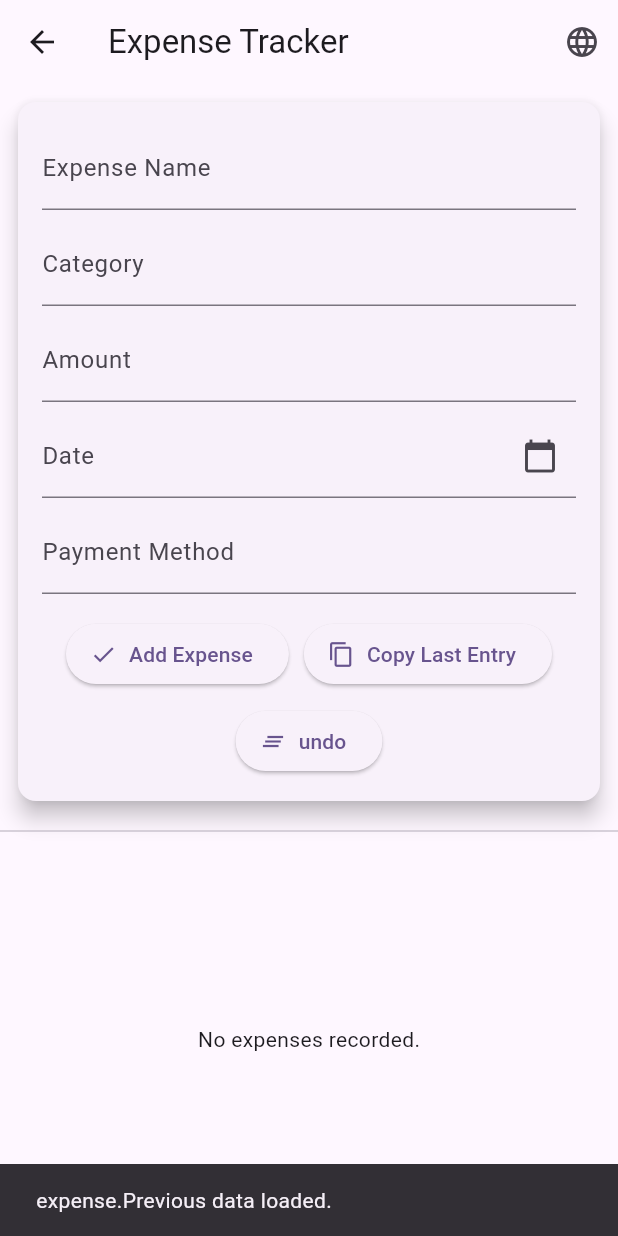
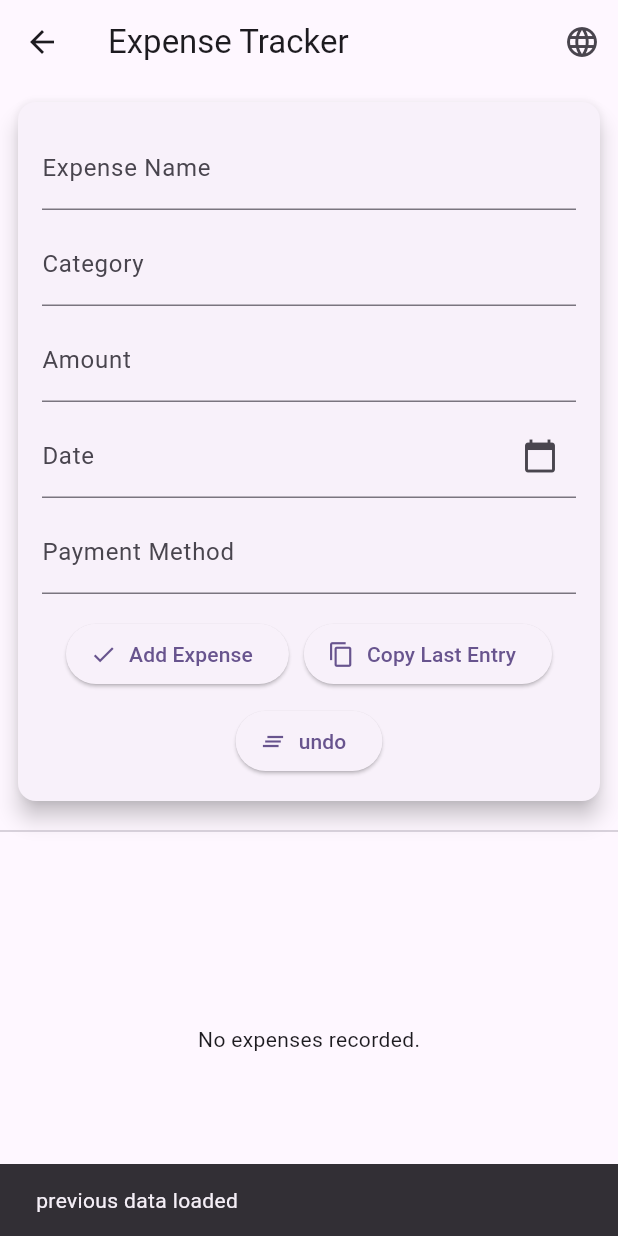
Before and after one commit to jananigokeda/Event-Planner-App, a Flutter app: the ExpenseTrackerPage screen opened by its route, after a tap on "Copy Last Entry", on a phone screen of 412 x 824 dp. Run offline on Flutter 3.47's test engine with Material 3 defaults, Android fonts, the phone set to English and light mode, and no system bars; our stand-ins replace floor, flutter_translate, sqflite; missing offline and left inert: encrypted_shared_preferences; accounts and stored records are empty; generated files the repository leaves out were written again.

Commit message:
Dartdoc comments added

```diff
--- a/assets/i18n/en.json
+++ b/assets/i18n/en.json
@@ -59,7 +59,7 @@
     "There is no expenses in the list":"There is no expenses in the list",
     "no_expense_selected": "No expense selected.",
     "Update": "Update",
-    "previous data gets loaded":"previous data loaded"
+    "Previous data loaded": "previous data loaded"
 
   }
 }
--- a/assets/i18n/ta.json
+++ b/assets/i18n/ta.json
@@ -30,6 +30,6 @@
     "There is no expenses in the list":"பட்டியலில் எந்த செலவுகளும் இல்லை",
     "no_expense_selected":"எந்த செலவும் தேர்ந்தெடுக்கப்படவில்லை",
     "Update": "புதுப்பிப்பு",
-    "previous data gets loaded": "முந்தைய தரவு ஏற்றப்பட்டது"
+    "Previous data loaded": "முந்தைய தரவு ஏற்றப்பட்டது"
   }
 }
--- a/lib/expense_tracker_page.dart
+++ b/lib/expense_tracker_page.dart
@@ -1,16 +1,19 @@
+// Importing required Flutter and third-party packages
 import 'package:flutter/cupertino.dart';
 import 'package:flutter/material.dart';
 import 'package:encrypted_shared_preferences/encrypted_shared_preferences.dart';
 import 'package:flutter_translate/flutter_translate.dart';
 import 'package:flutter_localizations/flutter_localizations.dart';
+
+// Import local project files
 import 'expense_dao.dart';
 import 'expense_item.dart';
 import 'expense_repository.dart';
 import 'package:cst2335_final/database.dart';
 
 
-
-
+/// ExpenseTrackerPage is the main page for managing and viewing expenses.
+/// It supports localization, form persistence, and encrypted local storage.
 class ExpenseTrackerPage extends StatefulWidget {
   const ExpenseTrackerPage({super.key});
 
@@ -19,15 +22,27 @@ class ExpenseTrackerPage extends StatefulWidget {
 }
 
 class _ExpenseTrackerPageState extends State<ExpenseTrackerPage> {
+  //Database and data access objects
   late AppDatabase _database;
   late ExpenseDao _expenseDao;
+
+
+  //Encrypted shared preferences for secure local storage
   final EncryptedSharedPreferences _esp = EncryptedSharedPreferences();
+  // Repository to handle expense form data storage
   final ExpenseRepository _expenseRepository = ExpenseRepository();
   final String _expenseCountKey = 'expense_count';
 
+  // List of all expenses
   List<ExpenseItem> _expenses = [];
+
+  // Currently selected expense (for details view)
   ExpenseItem? _selectedExpense;
+
+  // Current language selected for UI
   String _currentLanguage = 'en';
+
+  // Controllers for each input field
   final TextEditingController _nameController = TextEditingController();
   final TextEditingController _categoryController = TextEditingController();
   final TextEditingController _amountController = TextEditingController();
@@ -37,15 +52,11 @@ class _ExpenseTrackerPageState extends State<ExpenseTrackerPage> {
   @override
   void initState() {
     super.initState();
-    /*$FloorAppDatabase.databaseBuilder('app_database.db').build().then((database) {
-      _database = database;
-      _expenseDao = database.expenseDao;*/
-    _loadExpenseList();
+    _loadExpenseList(); // Load saved expenses from secure storage
+    _loadPreviousFormData(); // Load last entered form data
+    }
 
-    _loadPreviousFormData();
-    }
-    //);
-  //}
+  /// Show Cupertino-style language selection popup
   void showDemoActionSheet(
       {required BuildContext context, required Widget child}) {
     showCupertinoModalPopup<String>(
@@ -55,6 +66,7 @@ class _ExpenseTrackerPageState extends State<ExpenseTrackerPage> {
     });
   }
 
+  /// Called when language icon is pressed
   void _onActionsheetPress(BuildContext context) {
     showDemoActionSheet(
       context: context,
@@ -62,6 +74,7 @@ class _ExpenseTrackerPageState extends State<ExpenseTrackerPage> {
         title: Text(translate('language.selection.title')),
         message: Text(translate('language.selection.message')),
         actions: <Widget>[
+          // English
           CupertinoActionSheetAction(
             child:
             Text(translate('language.name.en')),
@@ -70,6 +83,8 @@ class _ExpenseTrackerPageState extends State<ExpenseTrackerPage> {
               await changeLocale(context, 'en');
             },
           ),
+
+          // Tamil
           CupertinoActionSheetAction(
             child: Text(translate('language.name.ta')),
             onPressed: () async {
@@ -87,6 +102,7 @@ class _ExpenseTrackerPageState extends State<ExpenseTrackerPage> {
     );
   }
 
+
   /*Future<void> _loadExpenseList() async {
     final list = await _expenseDao.getAllItems();
     setState(() {
@@ -97,6 +113,7 @@ class _ExpenseTrackerPageState extends State<ExpenseTrackerPage> {
     });
   }*/
 
+  /// Load expenses from EncryptedSharedPreferences
   Future<void> _loadExpenseList() async {
     String? countStr = await _esp.getString(_expenseCountKey);
     int count = countStr != null && countStr.isNotEmpty ? int.tryParse(
@@ -129,6 +146,8 @@ class _ExpenseTrackerPageState extends State<ExpenseTrackerPage> {
     });
   }
 
+
+  /// Save the current list of expenses securely
   Future<void> _saveExpenseList() async {
     int count = _expenses.length;
     await _esp.setString(_expenseCountKey, count.toString());
@@ -145,6 +164,7 @@ class _ExpenseTrackerPageState extends State<ExpenseTrackerPage> {
 
   }
 
+  /// Load last saved form data for convenience
   Future<void> _loadPreviousFormData() async {
     final data = await _expenseRepository.loadData();
     _nameController.text = data["name"] ?? '';
@@ -154,6 +174,7 @@ class _ExpenseTrackerPageState extends State<ExpenseTrackerPage> {
     _paymentMethodController.text = data["paymentMethod"] ?? '';
   }
 
+  /// Save current form data for future reuse
   Future<void> _saveFormData() async {
     await _expenseRepository.saveData(
       _nameController.text,
@@ -164,7 +185,10 @@ class _ExpenseTrackerPageState extends State<ExpenseTrackerPage> {
     );
   }
 
+
+  /// Handles form validation and new expense creation
   Future<void> _handleSubmit() async {
+    // Validate that all fields are filled
     if (_nameController.text.isEmpty ||
         _categoryController.text.isEmpty ||
         _amountController.text.isEmpty ||
@@ -174,6 +198,7 @@ class _ExpenseTrackerPageState extends State<ExpenseTrackerPage> {
       return;
     }
 
+    // Check for duplicates
     bool duplicate = _expenses.any((expense) =>
     expense.name == _nameController.text &&
         expense.category == _categoryController.text &&
@@ -188,6 +213,7 @@ class _ExpenseTrackerPageState extends State<ExpenseTrackerPage> {
 
     await _saveFormData();
 
+    // Create a new ExpenseItem
     final newExpense = ExpenseItem(
       DateTime
           .now()
@@ -199,6 +225,7 @@ class _ExpenseTrackerPageState extends State<ExpenseTrackerPage> {
       _paymentMethodController.text,
     );
 
+    // Add to UI and update selected
     setState(() {
       _expenses.add(newExpense);
       if (_selectedExpense == null) {
@@ -207,9 +234,11 @@ class _ExpenseTrackerPageState extends State<ExpenseTrackerPage> {
     });
 
     await _saveExpenseList();
+    // Show confirmation
     ScaffoldMessenger.of(context).showSnackBar(
         const SnackBar(content: Text('Expense added.')));
 
+    // Clear form
     _nameController.clear();
     _categoryController.clear();
     _amountController.clear();
@@ -217,6 +246,7 @@ class _ExpenseTrackerPageState extends State<ExpenseTrackerPage> {
     _paymentMethodController.clear();
   }
 
+  /// Display an alert dialog for errors
   void _showErrorDialog(String message) {
     showDialog(
       context: context,
@@ -234,6 +264,8 @@ class _ExpenseTrackerPageState extends State<ExpenseTrackerPage> {
     );
   }
 
+
+  /// Navigate to the detail screen for viewing or editing expense
   Future<void> _navigateToExpenseDetail(ExpenseItem expense) async {
     final updatedExpense = await Navigator.push<ExpenseItem>(
       context,
@@ -242,6 +274,8 @@ class _ExpenseTrackerPageState extends State<ExpenseTrackerPage> {
       ),
     );
 
+
+     // If null, it was deleted
     if (updatedExpense == null) {
       setState(() {
         _expenses.removeWhere((e) => e.id == expense.id);
@@ -250,6 +284,7 @@ class _ExpenseTrackerPageState extends State<ExpenseTrackerPage> {
       ScaffoldMessenger.of(context).showSnackBar(
           const SnackBar(content: Text('Expense deleted.')));
     } else {
+      // Otherwise update the existing item
       setState(() {
         int index = _expenses.indexWhere((e) => e.id == updatedExpense.id);
         if (index != -1) {
@@ -262,6 +297,7 @@ class _ExpenseTrackerPageState extends State<ExpenseTrackerPage> {
     }
   }
 
+  /// Builds the main UI, switching layout based on screen size
   @override
   Widget build(BuildContext context) {
     bool isWideScreen = MediaQuery
@@ -273,6 +309,7 @@ class _ExpenseTrackerPageState extends State<ExpenseTrackerPage> {
         title:  Text(translate('expense.Expense Tracker'),),
           actions: [
       IconButton(
+        // Language change button
       icon: const Icon(Icons.language),
       onPressed: () => _onActionsheetPress(context),
     ),
@@ -282,6 +319,8 @@ class _ExpenseTrackerPageState extends State<ExpenseTrackerPage> {
     );
   }
 
+
+  /// Builds wide screen layout with left and right panes
   Widget _buildWideLayout() {
     return Row(
       children: [
@@ -295,6 +334,7 @@ class _ExpenseTrackerPageState extends State<ExpenseTrackerPage> {
     );
   }
 
+  /// Builds vertical layout for smaller screens (mobile)
   Widget _buildMobileLayout() {
     return Column(
       children: [
@@ -324,6 +364,7 @@ class _ExpenseTrackerPageState extends State<ExpenseTrackerPage> {
     );
   }
 
+  /// Builds left side of wide layout (form + list)
   Widget _buildLeftPane() {
     return Column(
       children: [
@@ -334,8 +375,8 @@ class _ExpenseTrackerPageState extends State<ExpenseTrackerPage> {
     );
   }
 
-  //bool _showList = false;
 
+  /// Input form for entering expense details
    Widget _buildInputForm() {
     return Card(
       margin: const EdgeInsets.all(12),
@@ -346,24 +387,32 @@ class _ExpenseTrackerPageState extends State<ExpenseTrackerPage> {
         child: ListView(
           shrinkWrap: true,
           children: [
+
+            // Expense Name
             TextField(
               controller: _nameController,
               decoration: InputDecoration(
             labelText: translate('expense.Expense Name'),)
             ),
             const SizedBox(height: 8),
+
+            // Category
             TextField(
               controller: _categoryController,
               decoration: InputDecoration(
                   labelText:translate('expense.Category'),)
             ),
             const SizedBox(height: 8),
+
+            // Amount
             TextField(
               controller: _amountController,
               decoration: InputDecoration(
                 labelText:translate('expense.Amount'),),
             ),
             const SizedBox(height: 8),
+
+            // Date Picker
             TextField(
               controller: _dateController,
               readOnly: true,
@@ -390,6 +439,8 @@ class _ExpenseTrackerPageState extends State<ExpenseTrackerPage> {
           },
       ),
             const SizedBox(height: 8),
+
+            // Payment Method
             TextField(
               controller: _paymentMethodController,
               decoration: InputDecoration(
@@ -425,6 +476,8 @@ class _ExpenseTrackerPageState extends State<ExpenseTrackerPage> {
             const SizedBox(height: 16),
             //Row(
               //mainAxisAlignment: MainAxisAlignment.spaceBetween,
+
+            // Action Buttons: Add, Copy Last, Undo
             Wrap(
               spacing: 10,
               runSpacing: 10,
@@ -439,7 +492,7 @@ class _ExpenseTrackerPageState extends State<ExpenseTrackerPage> {
                   onPressed: () async {
                     await _loadPreviousFormData();
                     ScaffoldMessenger.of(context).showSnackBar(
-                      SnackBar(content: Text(translate('expense.Previous data loaded.')),
+                      SnackBar(content: Text(translate('expense.Previous data loaded')),
                         )
                     );
                   },
@@ -448,6 +501,7 @@ class _ExpenseTrackerPageState extends State<ExpenseTrackerPage> {
                 ),
                 ElevatedButton.icon(
                   onPressed: () {
+                    // Clear all form fields
                     _nameController.clear();
                     _categoryController.clear();
                     _amountController.clear();
@@ -494,12 +548,11 @@ class _ExpenseTrackerPageState extends State<ExpenseTrackerPage> {
     );
   }*/
 
+  /// Builds the expense list view (used in wide layout)
   Widget _buildListView() {
     return _expenses.isEmpty
         ? Center(child: Text(translate('expense.There is no expenses in the list')))
         : ListView.builder(
-    //return ListView.builder(
-      //shrinkWrap: true,
       itemCount: _expenses.length,
       itemBuilder: (context, index) {
         final expense = _expenses[index];
@@ -523,6 +576,7 @@ class _ExpenseTrackerPageState extends State<ExpenseTrackerPage> {
     );
   }
 
+  /// Shows detail card of selected expense in wide screen
   Widget _buildExpenseDetail() {
     if (_selectedExpense == null) {
       return Center(child: Text(translate('expense.no_expense_selected')));
@@ -546,6 +600,8 @@ class _ExpenseTrackerPageState extends State<ExpenseTrackerPage> {
             Text("Date: ${expense.date}"),
             Text("Payment Method: ${expense.paymentMethod}"),
             const SizedBox(height: 12),
+
+            // Action buttons for Edit, Delete, and Close
             Row(
               mainAxisAlignment: MainAxisAlignment.spaceEvenly,
               children: [
@@ -585,7 +641,7 @@ class _ExpenseTrackerPageState extends State<ExpenseTrackerPage> {
 }
 
 
-
+/// A standalone page to view and edit an existing expense
   class ExpenseDetailPage extends StatelessWidget {
     final ExpenseItem expense;
 
@@ -607,7 +663,7 @@ class _ExpenseTrackerPageState extends State<ExpenseTrackerPage> {
 
       return Scaffold(
         appBar: AppBar(
-          title: Text(translate('Expense Detail'),),
+          title: Text(translate('expense.Expense Detail'),),
         ),
         body: Padding(
           padding: const EdgeInsets.all(24),
@@ -638,6 +694,8 @@ class _ExpenseTrackerPageState extends State<ExpenseTrackerPage> {
                 decoration:InputDecoration(labelText:  translate('Payment Method'),)
               ),
               const SizedBox(height: 16),
+
+              // Update and Delete buttons
               Row(
                 mainAxisAlignment: MainAxisAlignment.spaceEvenly,
                 children: [
@@ -657,7 +715,7 @@ class _ExpenseTrackerPageState extends State<ExpenseTrackerPage> {
                   ),
                   ElevatedButton(
                     onPressed: () {
-                      Navigator.pop(context, null);
+                      Navigator.pop(context, null);// delete
                     },
                     child: Text(translate('expense.Delete'),),
                     style: ElevatedButton.styleFrom(
```
Also changed, not shown: lib/expense_repository.dart (+10 -3 lines).
